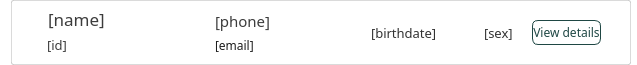
karlito20/AdoraFlowProject, file ui/item_patients.ui: the form before one commit.
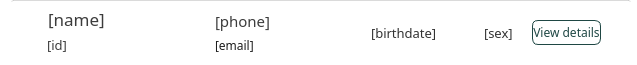
The form after the commit.

What changed in the file:
```diff
--- a/ui/item_patients.ui
+++ b/ui/item_patients.ui
@@ -508,7 +508,7 @@
      </property>
      <property name="styleSheet">
       <string notr="true">#records_list_container {
-	border: 1px solid rgba(150, 150, 150, 90);
+	border-top: 1px solid rgba(150, 150, 150, 90);
 	border-radius: 2px;
 	background: white;
 
```
Left out of the diff: 6 changed lines with no effect on the pictures.
